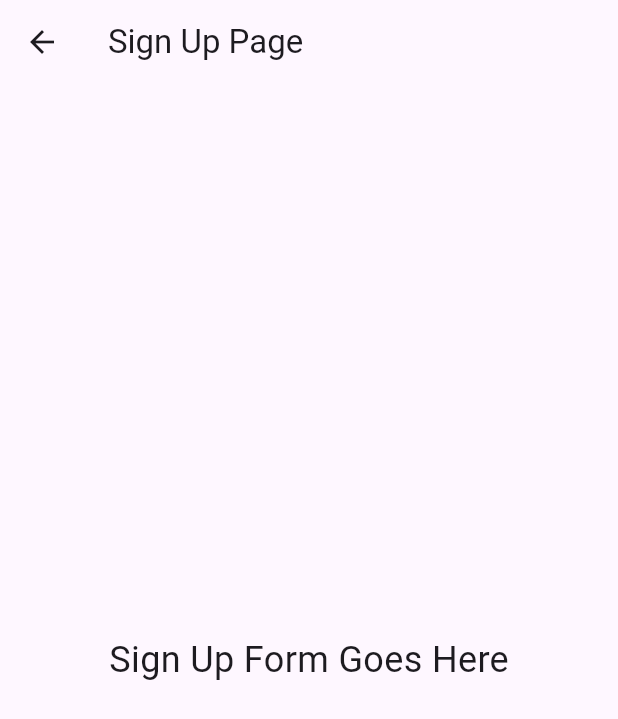
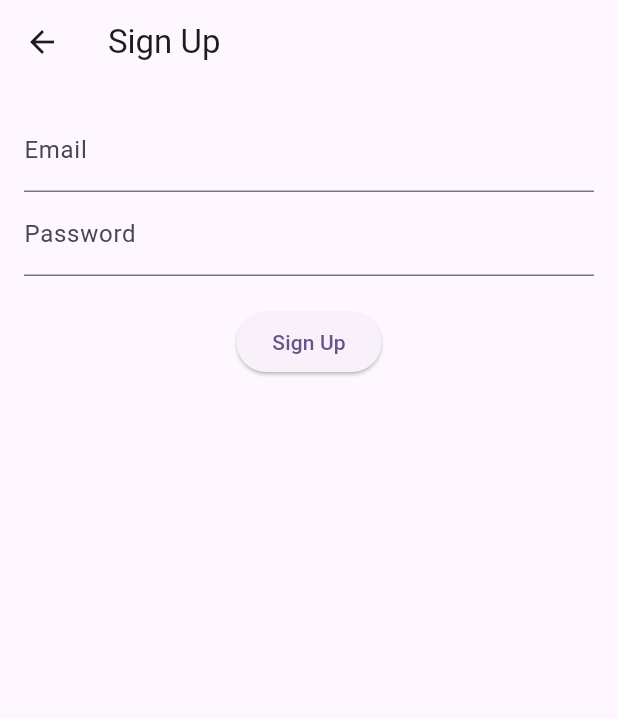
Before and after one commit to thekioskman/fydp_frontend, a Flutter app: the screen it shows after launch, after a tap on "Login", after a tap on "Sign Up", on a phone screen of 412 x 824 dp. Shown: the top 719 px of the screen. Run offline on Flutter 3.47's test engine with Material 3 defaults, Android fonts, the phone set to English and light mode, and no system bars; our stand-ins replace file_picker, flutter_dotenv, shared_preferences, video_player.

Commit message:
sign up connected

```diff
--- a/frontend/lib/login/login.dart
+++ b/frontend/lib/login/login.dart
@@ -49,9 +49,8 @@ class _LoginPageState extends State<LoginPage> {
         if (_formKey.currentState!.validate()) {
             final email = _emailController.text;
             final password = _passwordController.text;
-            final apiUrl = 'http://10.0.2.2:8000';
+            final apiUrl = dotenv.env['API_URL'] ?? 'http://10.0.2.2:8000';
 
-            print(apiUrl);
             // Simulate sending a request to the backend
             try {
                 final response = await http.post(
@@ -99,7 +98,7 @@ class _LoginPageState extends State<LoginPage> {
     void _signUp() {
         Navigator.push(
             context,
-            MaterialPageRoute(builder: (context) => const SignUpPage()),
+            MaterialPageRoute(builder: (context) =>  SignUpPage()),
         );
     }
 
--- a/frontend/lib/login/signup.dart
+++ b/frontend/lib/login/signup.dart
@@ -1,17 +1,130 @@
 import 'package:flutter/material.dart';
-class SignUpPage extends StatelessWidget {
-  const SignUpPage({super.key});
+import '../homepage.dart';
+import 'package:http/http.dart' as http;
+import 'dart:convert';
+import 'package:flutter_dotenv/flutter_dotenv.dart';
+import 'package:shared_preferences/shared_preferences.dart';
 
-  @override
-  Widget build(BuildContext context) {
+class SignUpPage extends StatefulWidget {
+    @override
+    _SignUpPageState createState() => _SignUpPageState();
+}
+
+class _SignUpPageState extends State<SignUpPage> {
+    final _formKey = GlobalKey<FormState>();
+    final _emailController = TextEditingController();
+    final _passwordController = TextEditingController();
+
+    @override
+    void dispose() {
+        _emailController.dispose();
+        _passwordController.dispose();
+        super.dispose();
+    }
+
+    void  _signUp() async {
+        if (_formKey.currentState!.validate()) {
+            // Perform sign-up logic here
+            String email = _emailController.text;
+            String password = _passwordController.text;
+
+            // You can add your sign-up logic here, such as calling an API
+            final apiUrl = dotenv.env['API_URL'] ?? 'http://10.0.2.2:8000';
+
+            try {
+                final response = await http.post(
+                    Uri.parse('$apiUrl/register'),
+                    headers: {'Content-Type': 'application/json'},
+                    body: jsonEncode({'user_name': email, 'password': password}),
+                );
+                if (!mounted) return; //maybe the user closed the app while this was running
+
+                if (response.statusCode == 200) {
+                    final responseBody = jsonDecode(response.body);
+                    if (responseBody['success'] == true) {
+                        // Navigate to HomePage on successful login
+
+                        //Save credentials one succesful login
+                        final prefs = await SharedPreferences.getInstance();
+                        await prefs.setString('user_email', email);
+
+                        if (!mounted) return;
+                        Navigator.pushReplacement(
+                            context,
+                            MaterialPageRoute(builder: (context) => HomePage(user_email: email)),
+                        );
+                    } else {
+                        // Show error message from backend
+                        ScaffoldMessenger.of(context).showSnackBar(
+                            SnackBar(content: Text(responseBody['message'] ?? 'Login failed')),
+                        );
+                    }
+                } else {
+                    // Handle server errors
+                    ScaffoldMessenger.of(context).showSnackBar(
+                    const SnackBar(content: Text('Server error. Please try again later.')),
+                    );
+                }
+            } catch (e) {
+                // Handle network errors
+                ScaffoldMessenger.of(context).showSnackBar(
+                    SnackBar(content: Text('Network error: $e')),
+                );
+            }
+
+        }
+    }
+
+    @override
+    Widget build(BuildContext context) {
     return Scaffold(
       appBar: AppBar(
-        title: const Text('Sign Up Page'),
+        title: Text('Sign Up'),
       ),
-      body: const Center(
-        child: Text(
-          'Sign Up Form Goes Here',
-          style: TextStyle(fontSize: 24.0),
+      body: Padding(
+        padding: const EdgeInsets.all(16.0),
+        child: Form(
+          key: _formKey,
+          child: Column(
+            children: <Widget>[
+              TextFormField(
+                controller: _emailController,
+                decoration: InputDecoration(
+                  labelText: 'Email',
+                ),
+                validator: (value) {
+                  if (value == null || value.isEmpty) {
+                    return 'Please enter your email';
+                  }
+                  if (!RegExp(r'^[\w-\.]+@([\w-]+\.)+[\w-]{2,4}$').hasMatch(value)) {
+                    return 'Please enter a valid email';
+                  }
+                  return null;
+                },
+              ),
+              TextFormField(
+                controller: _passwordController,
+                decoration: InputDecoration(
+                  labelText: 'Password',
+                ),
+                obscureText: true,
+                validator: (value) {
+                  if (value == null || value.isEmpty) {
+                    return 'Please enter your password';
+                  }
+                  if (value.length < 6) {
+                    return 'Password must be at least 6 characters long';
+                  }
+                  return null;
+                },
+              ),
+              SizedBox(height: 20),
+              ElevatedButton(
+                onPressed: _signUp,
+                child: Text('Sign Up'),
+              ),
+            ],
+          ),
         ),
       ),
     );
```
